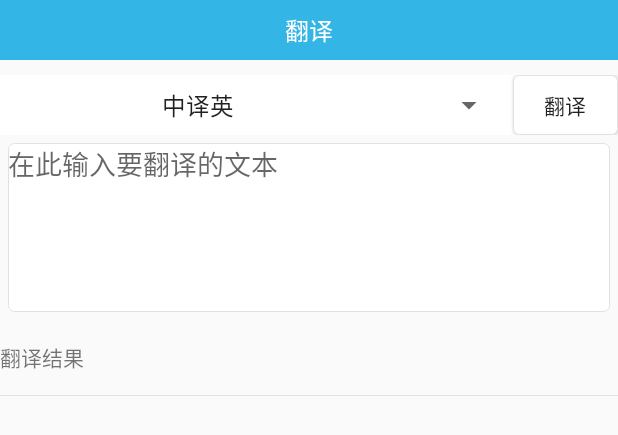
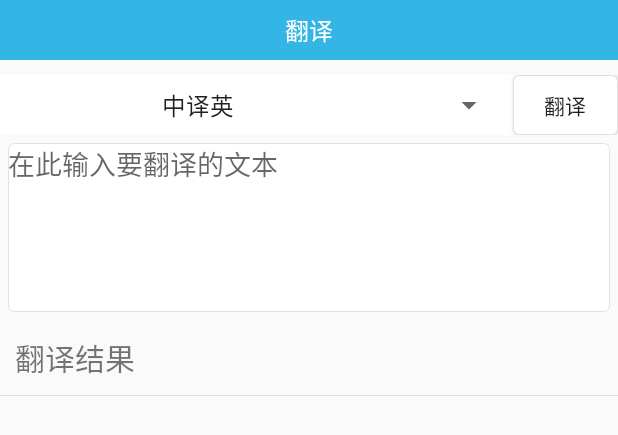
Before and after one commit to yuerlishui/bs, an Android app: the layout fragment_translate.xml on its own in the app's theme, with its tools: preview values and no code run, on a phone screen of 412 x 824 dp. Shown: the top 435 px of the screen. Run offline under Robolectric (Android 15) with nearby library versions, the phone set to English and light mode, and no system bars.

Commit message:
优化翻译

```diff
--- a/app/src/main/res/layout/fragment_translate.xml
+++ b/app/src/main/res/layout/fragment_translate.xml
@@ -31,6 +31,7 @@
         android:orientation="horizontal">
 
         <Spinner
+            android:id="@+id/spinner"
             android:layout_width="0dp"
             android:layout_height="match_parent"
             android:layout_weight="1"
@@ -61,12 +62,14 @@
         android:lines="5" />
 
     <TextView
+        android:padding="10dp"
         android:id="@+id/result"
         android:layout_width="match_parent"
         android:layout_height="50dp"
         android:layout_below="@+id/content"
         android:gravity="center_vertical"
-        android:text="翻译结果" />
+        android:text="翻译结果"
+        android:textSize="20sp" />
 
     <View
         android:id="@+id/line"
```
Also changed, not shown: app/src/main/java/com/yukunlin/ykl/fragment/TranslateFragment.java (+36 -5 lines).
